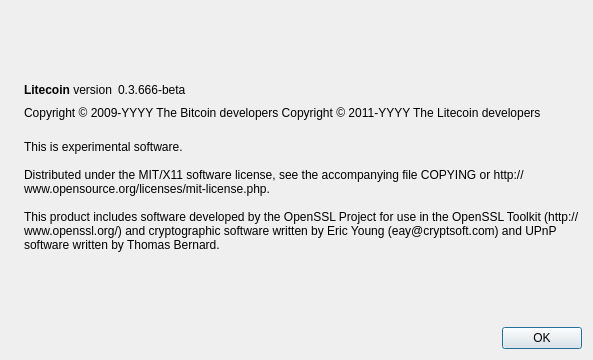
This is src/qt/forms/aboutdialog.ui in evcoin/evcoin as Qt 5 draws it before an edit. The edited form follows.
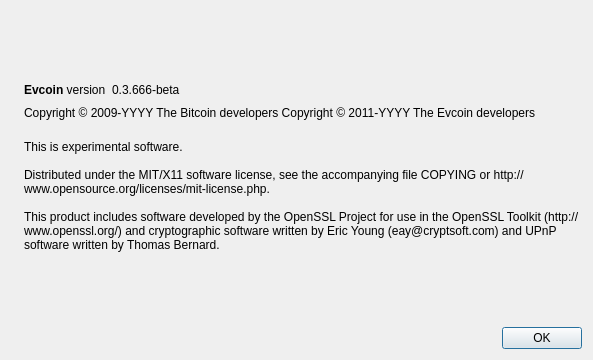
This is the edited form. Icons and pictures are not drawn.

```diff
--- a/src/qt/forms/aboutdialog.ui
+++ b/src/qt/forms/aboutdialog.ui
@@ -50,7 +50,7 @@
           <cursorShape>IBeamCursor</cursorShape>
          </property>
          <property name="text">
-          <string>&lt;b&gt;Litecoin&lt;/b&gt; version</string>
+          <string>&lt;b&gt;Evcoin&lt;/b&gt; version</string>
          </property>
          <property name="textInteractionFlags">
           <set>Qt::LinksAccessibleByMouse|Qt::TextSelectableByKeyboard|Qt::TextSelectableByMouse</set>
@@ -92,7 +92,7 @@
        </property>
        <property name="text">
         <string notr="true">Copyright &amp;copy; 2009-YYYY The Bitcoin developers
-Copyright &amp;copy; 2011-YYYY The Litecoin developers</string>
+Copyright &amp;copy; 2011-YYYY The Evcoin developers</string>
        </property>
        <property name="textFormat">
         <enum>Qt::RichText</enum>
```
Left out of the diff: 2 changed lines with no effect on the pictures.
